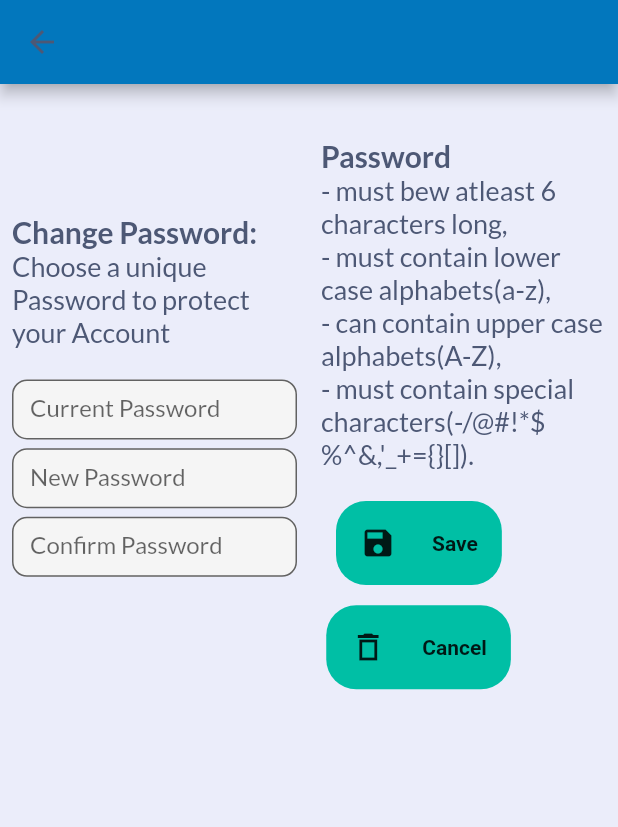
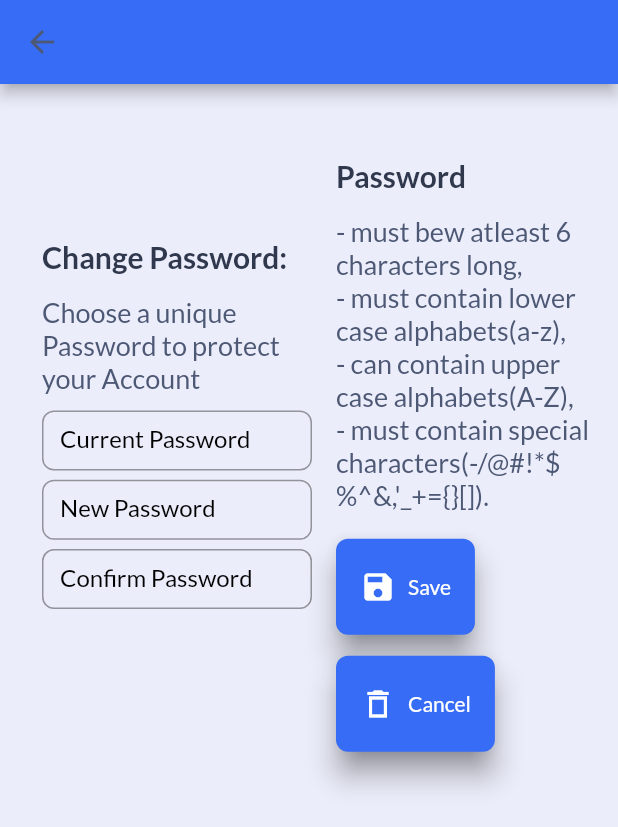
Before and after one commit to Workify-PS/Flutter-Frontend, a Flutter app: the ChangePass screen opened by its route, on a phone screen of 412 x 824 dp. Shown: the top 827 px of the screen. Run offline on Flutter 3.47's test engine with Material 2 defaults, Android fonts, the phone set to English and light mode, and no system bars; our stand-ins replace animated_text_kit, flutter_neumorphic, flutter_svg, get, google_fonts, percent_indicator.

Commit message:
Minor Changes :buttons and theme
 login button ,forgot password button, change password button and top bar of change password

```diff
--- /dev/null
+++ b/lib/components/text_form.dart
@@ -0,0 +1,31 @@
+import 'package:flutter/material.dart';
+import 'package:workify/utils/constants.dart';
+
+class TextForm extends StatelessWidget {
+  final String text;
+  final FocusNode myFocusNode;
+  const TextForm({
+    Key? key,
+    required this.myFocusNode,
+    required this.text,
+  }) : super(key: key);
+
+  @override
+  Widget build(BuildContext context) {
+    return TextFormField(
+      focusNode: myFocusNode,
+      cursorColor: kBottomShadowColor,
+      decoration: InputDecoration(
+        labelText: text,
+        labelStyle:
+            TextStyle(color: myFocusNode.hasFocus ? Colors.blue : Colors.black),
+        focusedBorder:
+            OutlineInputBorder(borderSide: BorderSide(color: Colors.black87)),
+        border: OutlineInputBorder(
+          borderRadius: BorderRadius.circular(8.0),
+          borderSide: BorderSide(color: Colors.black, width: 2),
+        ),
+      ),
+    );
+  }
+}
--- a/lib/components/top_bar.dart
+++ b/lib/components/top_bar.dart
@@ -74,7 +74,7 @@ class _TopBarState extends State<TopBar> {
               borderRadius: BorderRadius.circular(100),
               radius: 100,
               splashColor: Colors.transparent,
-              hoverColor:  Colors.transparent,
+              hoverColor: Colors.transparent,
               highlightColor: Colors.transparent,
               onTap: () {
                 final themeTobeChanged = MyTheme().isDark(context)
--- a/lib/screens/ChangePass.dart
+++ b/lib/screens/ChangePass.dart
@@ -1,4 +1,6 @@
 import 'package:flutter/material.dart';
+import 'package:workify/components/text_form.dart';
+import 'package:workify/utils/constants.dart';
 import 'package:workify/utils/sizes.dart';
 
 class ChangePass extends StatelessWidget {
@@ -11,8 +13,12 @@ class ChangePass extends StatelessWidget {
         appBar: AppBar(
           title: Padding(
               padding: const EdgeInsets.only(right: 1400),
-              child: Text('ACCOUNT')),
-          backgroundColor: Colors.lightBlue[800],
+              child: Text('ACCOUNT',
+                  style: TextStyle(
+                      fontSize: 20,
+                      fontWeight: FontWeight.bold,
+                      color: kSecondaryColor))),
+          backgroundColor: kPrimaryColor,
         ),
         body: SingleChildScrollView(
           child: Stack(
@@ -30,10 +36,15 @@ class Body extends StatefulWidget {
 
 class _BodyState extends State<Body> {
   get icon => null;
+  FocusNode myFocusNode1 = FocusNode();
+  FocusNode myFocusNode2 = FocusNode();
+  FocusNode myFocusNode3 = FocusNode();
 
   @override
   Widget build(BuildContext context) {
-    return Row(
+    return Padding(
+      padding: const EdgeInsets.fromLTRB(20, 0.1, 0, 0),
+      child: Row(
         children: [
           Expanded(
               child: Column(
@@ -51,51 +62,44 @@ class _BodyState extends State<Body> {
                       ),
                       Text(
                         'Change Password:',
-                      style:
-                          TextStyle(fontSize: 20, fontWeight: FontWeight.bold),
+                        style: TextStyle(
+                            fontSize: 20,
+                            fontWeight: FontWeight.bold,
+                            color: kTitleTextColor),
+                      ),
+                      SizedBox(
+                        height: 14,
                       ),
                       Text(
                         'Choose a unique Password to protect your Account',
                         style: TextStyle(
                             fontSize: 18, fontWeight: FontWeight.normal),
                       ),
-                    SizedBox(height: 20),
+                      SizedBox(height: 10),
                       SizedBox(
                         height: 40,
                         width: 238,
-                      child: TextField(
-                        decoration: InputDecoration(
-                            fillColor: Colors.grey.shade100,
-                            filled: true,
-                            labelText: 'Current Password',
-                            border: OutlineInputBorder(
-                                borderRadius: BorderRadius.circular(10))),
+                        child: TextForm(
+                          myFocusNode: myFocusNode1,
+                          text: 'Current Password',
                         ),
                       ),
-                    SizedBox(height: 5.8),
+                      SizedBox(height: 6.2),
                       SizedBox(
                         height: 40,
                         width: 238,
-                      child: TextField(
-                        decoration: InputDecoration(
-                            fillColor: Colors.grey.shade100,
-                            filled: true,
-                            labelText: 'New Password  ',
-                            border: OutlineInputBorder(
-                                borderRadius: BorderRadius.circular(10))),
+                        child: TextForm(
+                          myFocusNode: myFocusNode2,
+                          text: 'New Password',
                         ),
                       ),
-                    SizedBox(height: 5.8),
+                      SizedBox(height: 6.2),
                       SizedBox(
                         height: 40,
                         width: 238,
-                      child: TextField(
-                        decoration: InputDecoration(
-                            fillColor: Colors.grey.shade100,
-                            filled: true,
-                            labelText: 'Confirm Password  ',
-                            border: OutlineInputBorder(
-                                borderRadius: BorderRadius.circular(10))),
+                        child: TextForm(
+                          myFocusNode: myFocusNode3,
+                          text: 'Confirm Password',
                         ),
                       ),
                     ],
@@ -116,12 +120,17 @@ class _BodyState extends State<Body> {
                       crossAxisAlignment: CrossAxisAlignment.start,
                       children: [
                         SizedBox(
-                        height: 28,
+                          height: 41,
                         ),
                         Text(
                           'Password ',
                           style: TextStyle(
-                            fontSize: 20, fontWeight: FontWeight.bold),
+                              fontSize: 20,
+                              fontWeight: FontWeight.bold,
+                              color: kTitleTextColor),
+                        ),
+                        SizedBox(
+                          height: 14,
                         ),
                         Text(
                           '- must bew atleast 6 characters long,',
@@ -144,56 +153,41 @@ class _BodyState extends State<Body> {
                               fontSize: 18, fontWeight: FontWeight.normal),
                         ),
                         SizedBox(
-                        height: 10,
+                          height: 18,
                         ),
-                      Padding(
-                        padding: EdgeInsets.all(10.0),
-                        child: TextButton.icon(
-                          style: TextButton.styleFrom(
-                              textStyle: TextStyle(color: Colors.black12),
-                              backgroundColor: Colors.tealAccent[700],
+                        ElevatedButton.icon(
+                          onPressed: () {},
+                          style: ElevatedButton.styleFrom(
+                              primary: kPrimaryColor,
+                              onPrimary: Colors.white,
+                              elevation: 8,
+                              shadowColor: Colors.grey.shade800,
                               shape: RoundedRectangleBorder(
-                                  borderRadius: BorderRadius.circular(20.0))),
-                          onPressed: () {},
-                          icon: Padding(
-                            padding: EdgeInsets.all(8.0),
-                            child: Icon(
-                              Icons.save,
-                              color: Colors.black87,
+                                borderRadius: BorderRadius.circular(8.0),
+                              )),
+                          icon: Icon(Icons.save),
+                          label: Text(
+                            'Save',
+                            textAlign: TextAlign.center,
                           ),
                         ),
-                          label: Padding(
-                              padding: EdgeInsets.all(8.0),
-                              child: Text(
-                                'Save',
-                                style: TextStyle(
-                                    fontWeight: FontWeight.bold,
-                                    color: Colors.black87),
+                        SizedBox(
+                          height: 14,
+                        ),
+                        ElevatedButton.icon(
+                          onPressed: () {},
+                          style: ElevatedButton.styleFrom(
+                              primary: kPrimaryColor,
+                              onPrimary: Colors.white,
+                              elevation: 8,
+                              shadowColor: Colors.grey.shade800,
+                              shape: RoundedRectangleBorder(
+                                borderRadius: BorderRadius.circular(8.0),
                               )),
-                        ),
-                      ),
-                      Padding(
-                        padding: EdgeInsets.all(3.5),
-                        child: TextButton.icon(
-                          style: TextButton.styleFrom(
-                              textStyle: TextStyle(color: Colors.black12),
-                              backgroundColor: Colors.tealAccent[700],
-                              shape: RoundedRectangleBorder(
-                                  borderRadius: BorderRadius.circular(20.0))),
-                          onPressed: () {},
-                          icon: Padding(
-                            padding: EdgeInsets.all(8.0),
-                            child: Icon(Icons.delete_outline_sharp,
-                                color: Colors.black87),
-                          ),
-                          label: Padding(
-                              padding: EdgeInsets.all(8.0),
-                              child: Text(
+                          icon: Icon(Icons.delete_outline_sharp),
+                          label: Text(
                             'Cancel',
-                                style: TextStyle(
-                                    fontWeight: FontWeight.bold,
-                                    color: Colors.black87),
-                              )),
+                            textAlign: TextAlign.center,
                           ),
                         ),
                       ],
@@ -204,6 +198,7 @@ class _BodyState extends State<Body> {
             ),
           ),
         ],
+      ),
     );
   }
 }
```
Also changed, not shown: lib/screens/AuthPage.dart (+44 -22 lines), lib/screens/ForgotPass.dart (+46 -41 lines). Lines whose indentation alone changed are shown as unchanged.
